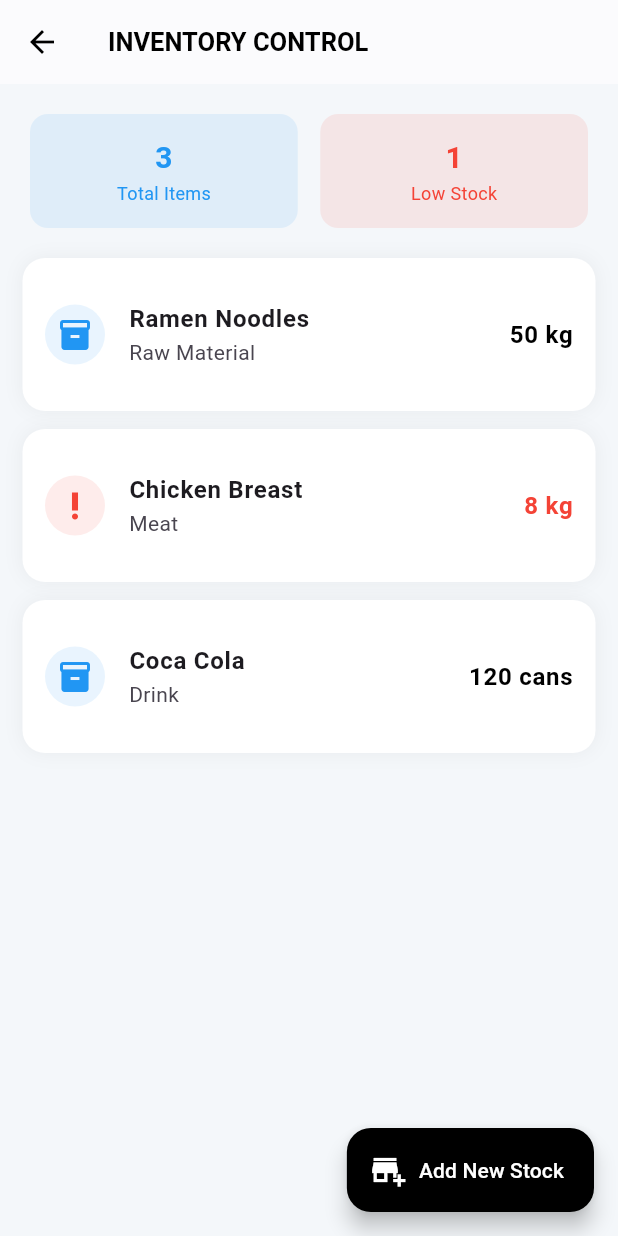
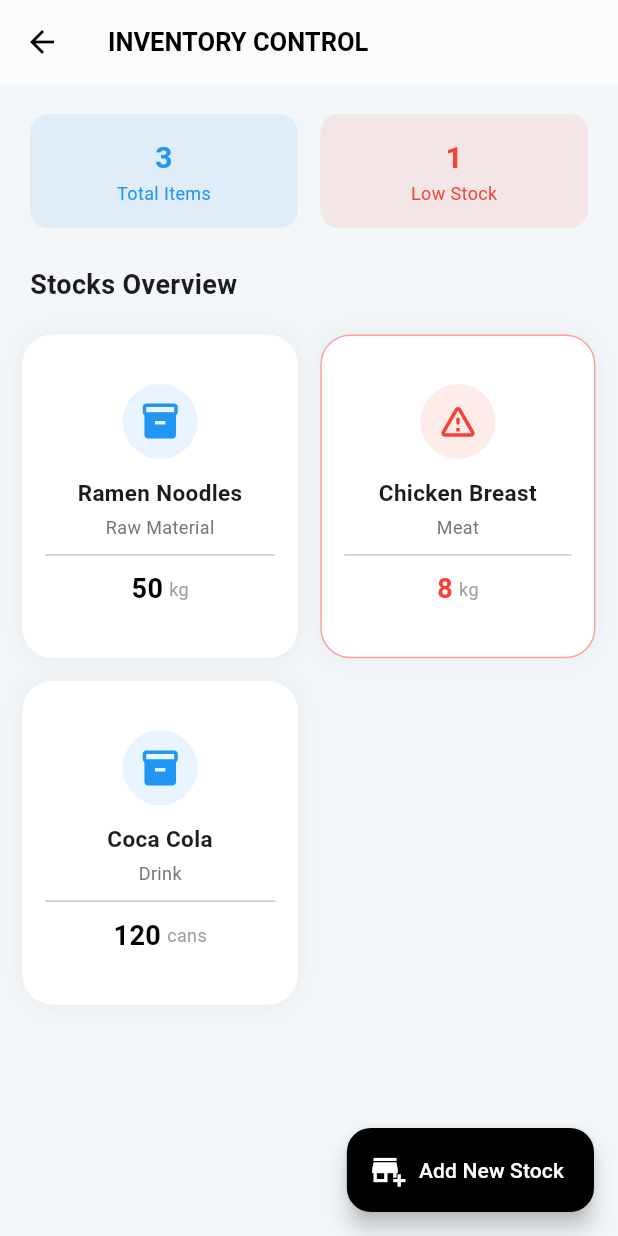
Before and after one commit to UrFavv2/EasyServe_V2, a Flutter app: the InventoryManager screen opened directly, on a phone screen of 412 x 824 dp. Run offline on Flutter 3.47's test engine with Material 3 defaults, Android fonts, the phone set to English and light mode, and no system bars; our stand-ins replace fl_chart.

Commit message:
update inventory_manager

```diff
--- a/lib/screens/admin/inventory_manager.dart
+++ b/lib/screens/admin/inventory_manager.dart
@@ -9,15 +9,13 @@ class InventoryManager extends StatefulWidget {
 }
 
 class _InventoryManagerState extends State<InventoryManager> {
-  // 🌟 စမ်းသပ်ရန်အတွက် local list အနေနဲ့ သုံးပါမယ်
+  // 🌟 စမ်းသပ်ရန် local list
   List<Map<String, dynamic>> items = List.from(inventoryList);
 
-  // Controller များ
   final TextEditingController nameController = TextEditingController();
   final TextEditingController stockController = TextEditingController();
   final TextEditingController unitController = TextEditingController();
 
-  // 🌟 ပစ္စည်းအသစ်ထည့်ရန် Dialog Box
   void _showAddItemDialog() {
     showDialog(
       context: context,
@@ -51,9 +49,7 @@ class _InventoryManagerState extends State<InventoryManager> {
                     "minThreshold": 5,
                   });
                 });
-                nameController.clear();
-                stockController.clear();
-                unitController.clear();
+                _clearControllers();
                 Navigator.pop(context);
               }
             },
@@ -64,6 +60,12 @@ class _InventoryManagerState extends State<InventoryManager> {
     );
   }
 
+  void _clearControllers() {
+    nameController.clear();
+    stockController.clear();
+    unitController.clear();
+  }
+
   Widget _buildTextField(TextEditingController controller, String hint, {bool isNumber = false}) {
     return TextField(
       controller: controller,
@@ -71,7 +73,6 @@ class _InventoryManagerState extends State<InventoryManager> {
       decoration: InputDecoration(
         labelText: hint,
         border: OutlineInputBorder(borderRadius: BorderRadius.circular(10)),
-        contentPadding: const EdgeInsets.symmetric(horizontal: 15, vertical: 12),
       ),
     );
   }
@@ -89,21 +90,34 @@ class _InventoryManagerState extends State<InventoryManager> {
       body: Column(
         children: [
           _buildQuickSummary(),
+          const Padding(
+            padding: EdgeInsets.symmetric(horizontal: 20, vertical: 5),
+            child: Align(
+              alignment: Alignment.centerLeft,
+              child: Text("Stocks Overview", style: TextStyle(fontWeight: FontWeight.bold, fontSize: 18)),
+            ),
+          ),
           Expanded(
-            child: ListView.builder(
-              padding: const EdgeInsets.symmetric(horizontal: 15),
+            child: GridView.builder(
+              padding: const EdgeInsets.all(15),
+              gridDelegate: const SliverGridDelegateWithFixedCrossAxisCount(
+                crossAxisCount: 2, // 🌟 တစ်တန်းမှာ ၂ ခုပြမယ်
+                crossAxisSpacing: 15,
+                mainAxisSpacing: 15,
+                childAspectRatio: 0.85, // Card ရဲ့ အချိုးအစား (အလျား/အနံ)
+              ),
               itemCount: items.length,
               itemBuilder: (context, index) {
                 final item = items[index];
                 bool isLowStock = item['stock'] <= item['minThreshold'];
-                return _buildInventoryCard(item, isLowStock);
+                return _buildGridInventoryCard(item, isLowStock);
               },
             ),
           ),
         ],
       ),
       floatingActionButton: FloatingActionButton.extended(
-        onPressed: _showAddItemDialog, // Dialog ကို ခေါ်လိုက်မယ်
+        onPressed: _showAddItemDialog,
         backgroundColor: Colors.black,
         icon: const Icon(Icons.add_business, color: Colors.white),
         label: const Text("Add New Stock", style: TextStyle(color: Colors.white)),
@@ -111,25 +125,48 @@ class _InventoryManagerState extends State<InventoryManager> {
     );
   }
 
-  // Inventory Card Widget
-  Widget _buildInventoryCard(Map<String, dynamic> item, bool isLowStock) {
+  // 🌟 အသစ်ပြင်ဆင်ထားတဲ့ Grid Card UI
+  Widget _buildGridInventoryCard(Map<String, dynamic> item, bool isLowStock) {
     return Container(
-      margin: const EdgeInsets.only(bottom: 12),
       decoration: BoxDecoration(
         color: Colors.white,
-        borderRadius: BorderRadius.circular(15),
+        borderRadius: BorderRadius.circular(20),
         boxShadow: [BoxShadow(color: Colors.black.withValues(alpha: 0.05), blurRadius: 10)],
+        border: isLowStock ? Border.all(color: Colors.red.withValues(alpha: 0.5), width: 1) : null,
       ),
-      child: ListTile(
-        contentPadding: const EdgeInsets.all(15),
-        leading: CircleAvatar(
-          backgroundColor: isLowStock ? Colors.red.withValues(alpha: 0.1) : Colors.blue.withValues(alpha: 0.1),
-          child: Icon(isLowStock ? Icons.priority_high : Icons.inventory_2, color: isLowStock ? Colors.red : Colors.blue),
+      child: Padding(
+        padding: const EdgeInsets.all(15.0),
+        child: Column(
+          mainAxisAlignment: MainAxisAlignment.center,
+          children: [
+            CircleAvatar(
+              radius: 25,
+              backgroundColor: isLowStock ? Colors.red.withValues(alpha: 0.1) : Colors.blue.withValues(alpha: 0.1),
+              child: Icon(isLowStock ? Icons.warning_amber_rounded : Icons.inventory_2,
+                color: isLowStock ? Colors.red : Colors.blue, size: 28),
+            ),
+            const SizedBox(height: 12),
+            Text(item['itemName'],
+              textAlign: TextAlign.center,
+              maxLines: 1,
+              overflow: TextOverflow.ellipsis,
+              style: const TextStyle(fontWeight: FontWeight.bold, fontSize: 15)),
+            const SizedBox(height: 4),
+            Text(item['category'],
+              style: TextStyle(color: Colors.grey.shade600, fontSize: 12)),
+            const Divider(height: 20),
+            Row(
+              mainAxisAlignment: MainAxisAlignment.center,
+              children: [
+                Text("${item['stock']}",
+                  style: TextStyle(fontSize: 18, fontWeight: FontWeight.bold,
+                  color: isLowStock ? Colors.red : Colors.black)),
+                const SizedBox(width: 4),
+                Text(item['unit'], style: const TextStyle(fontSize: 12, color: Colors.grey)),
+              ],
+            ),
+          ],
         ),
-        title: Text(item['itemName'], style: const TextStyle(fontWeight: FontWeight.bold)),
-        subtitle: Text(item['category']),
-        trailing: Text("${item['stock']} ${item['unit']}",
-          style: TextStyle(fontSize: 16, fontWeight: FontWeight.bold, color: isLowStock ? Colors.red : Colors.black)),
       ),
     );
   }
@@ -150,7 +187,7 @@ class _InventoryManagerState extends State<InventoryManager> {
   Widget _infoBox(String label, String value, Color color) {
     return Expanded(
       child: Container(
-        padding: const EdgeInsets.all(15),
+        padding: const EdgeInsets.symmetric(vertical: 15),
         decoration: BoxDecoration(
           color: color.withValues(alpha: 0.1),
           borderRadius: BorderRadius.circular(12),
```
